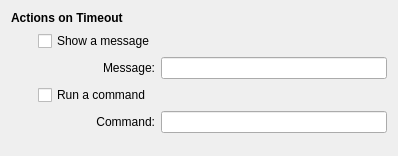
Old version of the form applets/timer/timerConfig.ui in the repository KDE/kdeplasma-addons.
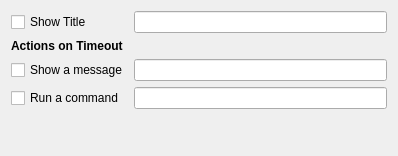
New version of the form. Custom widgets are drawn as their Qt base class.

Commit message: optionally show a title BUG:183673 patch by Shantanu Tushar

Diff of the .ui file:
```diff
--- a/applets/timer/timerConfig.ui
+++ b/applets/timer/timerConfig.ui
@@ -9,10 +9,20 @@
     <height>156</height>
    </rect>
   </property>
-  <layout class="QGridLayout" name="gridLayout" >
-   <item row="0" column="0" colspan="3" >
-    <widget class="QLabel" name="label" >
-     <property name="font" >
+  <layout class="QGridLayout" name="gridLayout">
+   <item row="0" column="0">
+    <widget class="QCheckBox" name="showTitleCheckBox">
+     <property name="text">
+      <string>Show Title</string>
+     </property>
+    </widget>
+   </item>
+   <item row="0" column="1">
+    <widget class="KLineEdit" name="titleLineEdit"/>
+   </item>
+   <item row="1" column="0">
+    <widget class="QLabel" name="label">
+     <property name="font">
       <font>
        <weight>75</weight>
        <bold>true</bold>
@@ -23,81 +33,29 @@
      </property>
     </widget>
    </item>
-   <item row="2" column="3" >
-    <widget class="KLineEdit" name="messageLineEdit" />
-   </item>
-   <item row="3" column="1" colspan="2" >
-    <widget class="QCheckBox" name="runCommandCheckBox" >
-     <property name="text" >
-      <string>Run a command</string>
-     </property>
-    </widget>
-   </item>
-   <item row="4" column="2" >
-    <widget class="QLabel" name="commandLabel" >
-     <property name="text" >
-      <string>Command:</string>
-     </property>
-     <property name="alignment" >
-      <set>Qt::AlignRight|Qt::AlignTrailing|Qt::AlignVCenter</set>
-     </property>
-    </widget>
-   </item>
-   <item row="4" column="3" >
-    <widget class="KLineEdit" name="commandLineEdit" />
-   </item>
-   <item row="2" column="2" >
-    <widget class="QLabel" name="messageLabel" >
-     <property name="text" >
-      <string>Message:</string>
-     </property>
-     <property name="alignment" >
-      <set>Qt::AlignRight|Qt::AlignTrailing|Qt::AlignVCenter</set>
-     </property>
-    </widget>
-   </item>
-   <item row="1" column="1" colspan="2" >
-    <widget class="QCheckBox" name="showMessageCheckBox" >
-     <property name="text" >
+   <item row="2" column="0">
+    <widget class="QCheckBox" name="showMessageCheckBox">
+     <property name="text">
       <string>Show a message</string>
      </property>
     </widget>
    </item>
-   <item row="1" column="0" >
-    <spacer name="horizontalSpacer" >
-     <property name="orientation" >
-      <enum>Qt::Horizontal</enum>
-     </property>
-     <property name="sizeType" >
-      <enum>QSizePolicy::Fixed</enum>
-     </property>
-     <property name="sizeHint" stdset="0" >
-      <size>
-       <width>20</width>
-       <height>20</height>
-      </size>
-     </property>
-    </spacer>
+   <item row="2" column="1">
+    <widget class="KLineEdit" name="messageLineEdit"/>
    </item>
-   <item row="2" column="1" >
-    <spacer name="horizontalSpacer_2" >
-     <property name="orientation" >
-      <enum>Qt::Horizontal</enum>
+   <item row="3" column="0">
+    <widget class="QCheckBox" name="runCommandCheckBox">
+     <property name="text">
+      <string>Run a command</string>
      </property>
-     <property name="sizeType" >
-      <enum>QSizePolicy::Fixed</enum>
-     </property>
-     <property name="sizeHint" stdset="0" >
-      <size>
-       <width>20</width>
-       <height>20</height>
-      </size>
-     </property>
-    </spacer>
+    </widget>
    </item>
-   <item row="5" column="3" >
-    <spacer name="verticalSpacer" >
-     <property name="orientation" >
+   <item row="3" column="1">
+    <widget class="KLineEdit" name="commandLineEdit"/>
+   </item>
+   <item row="4" column="1">
+    <spacer name="verticalSpacer">
+     <property name="orientation">
       <enum>Qt::Vertical</enum>
      </property>
      <property name="sizeHint" stdset="0" >
```
Left out of the diff: 67 changed lines with no effect on the pictures. The commit also changes 2 other files.
